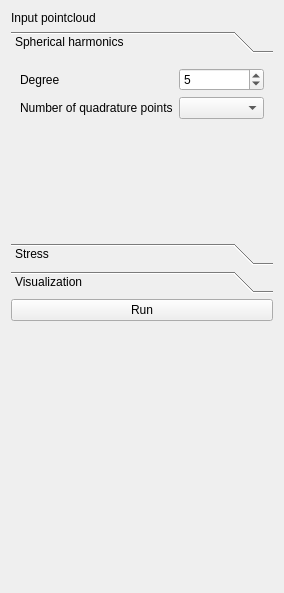
Old version of the form src/napari_stress/_measurements/toolbox.ui in the repository campaslab/napari-stress.
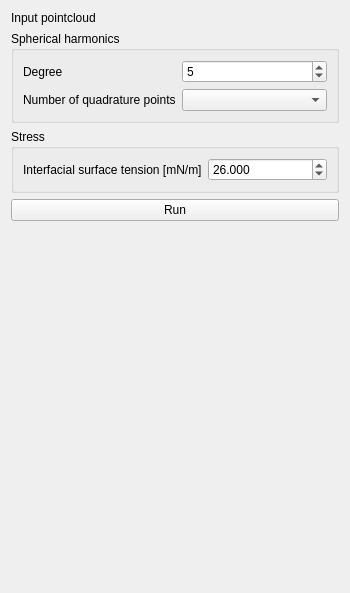
New version of the form.

The edit to the form file:
```diff
--- a/src/napari_stress/_measurements/toolbox.ui
+++ b/src/napari_stress/_measurements/toolbox.ui
@@ -6,55 +6,30 @@
    <rect>
     <x>0</x>
     <y>0</y>
-    <width>284</width>
+    <width>350</width>
     <height>593</height>
    </rect>
   </property>
   <property name="windowTitle">
    <string>Form</string>
   </property>
-  <layout class="QGridLayout" name="gridLayout">
-   <item row="3" column="1">
-    <spacer name="verticalSpacer">
-     <property name="orientation">
-      <enum>Qt::Vertical</enum>
+  <layout class="QGridLayout" name="gridLayout_3">
+   <item row="0" column="0">
+    <widget class="QLabel" name="label_3">
+     <property name="text">
+      <string>Input pointcloud</string>
      </property>
-     <property name="sizeHint" stdset="0">
-      <size>
-       <width>20</width>
-       <height>40</height>
-      </size>
-     </property>
-    </spacer>
+    </widget>
+   </item>
+   <item row="0" column="1">
+    <widget class="QWidget" name="input_widget" native="true"/>
    </item>
    <item row="1" column="0" colspan="2">
-    <widget class="QToolBox" name="toolBox">
-     <property name="currentIndex">
-      <number>0</number>
-     </property>
-     <widget class="QWidget" name="page">
-      <property name="geometry">
-       <rect>
-        <x>0</x>
-        <y>0</y>
-        <width>266</width>
-        <height>176</height>
-       </rect>
-      </property>
-      <attribute name="label">
+    <widget class="QGroupBox" name="groupBox_2">
+     <property name="title">
        <string>Spherical harmonics</string>
-      </attribute>
-      <layout class="QGridLayout" name="gridLayout_2">
-       <item row="1" column="1">
-        <widget class="QComboBox" name="comboBox_quadpoints"/>
-       </item>
-       <item row="1" column="0">
-        <widget class="QLabel" name="label_2">
-         <property name="text">
-          <string>Number of quadrature points</string>
-         </property>
-        </widget>
-       </item>
+     </property>
+     <layout class="QGridLayout" name="gridLayout">
        <item row="0" column="0">
         <widget class="QLabel" name="label">
          <property name="text">
@@ -69,34 +44,25 @@
          </property>
         </widget>
        </item>
-       <item row="2" column="0">
-        <spacer name="verticalSpacer_2">
-         <property name="orientation">
-          <enum>Qt::Vertical</enum>
-         </property>
-         <property name="sizeHint" stdset="0">
-          <size>
-           <width>20</width>
-           <height>40</height>
-          </size>
-         </property>
-        </spacer>
+      <item row="1" column="0">
+       <widget class="QLabel" name="label_2">
+        <property name="text">
+         <string>Number of quadrature points</string>
+        </property>
+       </widget>
+      </item>
+      <item row="1" column="1">
+       <widget class="QComboBox" name="comboBox_quadpoints"/>
        </item>
       </layout>
      </widget>
-     <widget class="QWidget" name="page_2">
-      <property name="geometry">
-       <rect>
-        <x>0</x>
-        <y>0</y>
-        <width>266</width>
-        <height>169</height>
-       </rect>
-      </property>
-      <attribute name="label">
+   </item>
+   <item row="2" column="0" colspan="2">
+    <widget class="QGroupBox" name="groupBox_3">
+     <property name="title">
        <string>Stress</string>
-      </attribute>
-      <layout class="QGridLayout" name="gridLayout_3">
+     </property>
+     <layout class="QGridLayout" name="gridLayout_2">
        <item row="0" column="0">
         <widget class="QLabel" name="label_4">
          <property name="text">
@@ -116,56 +82,27 @@
        </item>
       </layout>
      </widget>
-     <widget class="QWidget" name="page_3">
-      <attribute name="label">
-       <string>Visualization</string>
-      </attribute>
-      <widget class="QGroupBox" name="groupBox">
-       <property name="geometry">
-        <rect>
-         <x>0</x>
-         <y>10</y>
-         <width>261</width>
-         <height>81</height>
-        </rect>
-       </property>
-       <property name="title">
-        <string>Expansion</string>
-       </property>
-       <widget class="QLabel" name="label_5">
-        <property name="geometry">
-         <rect>
-          <x>10</x>
-          <y>20</y>
-          <width>47</width>
-          <height>14</height>
-         </rect>
-        </property>
-        <property name="text">
-         <string>TextLabel</string>
-        </property>
-       </widget>
-      </widget>
-     </widget>
-    </widget>
    </item>
-   <item row="0" column="0">
-    <widget class="QLabel" name="label_3">
-     <property name="text">
-      <string>Input pointcloud</string>
-     </property>
-    </widget>
-   </item>
-   <item row="0" column="1">
-    <widget class="QWidget" name="input_widget" native="true"/>
-   </item>
-   <item row="2" column="0" colspan="2">
+   <item row="3" column="0" colspan="2">
     <widget class="QPushButton" name="pushButton_run">
      <property name="text">
       <string>Run</string>
      </property>
     </widget>
    </item>
+   <item row="4" column="1">
+    <spacer name="verticalSpacer">
+     <property name="orientation">
+      <enum>Qt::Vertical</enum>
+     </property>
+     <property name="sizeHint" stdset="0">
+      <size>
+       <width>20</width>
+       <height>40</height>
+      </size>
+     </property>
+    </spacer>
+   </item>
   </layout>
  </widget>
  <resources/>
```
Lines whose indentation alone changed are shown as unchanged.
